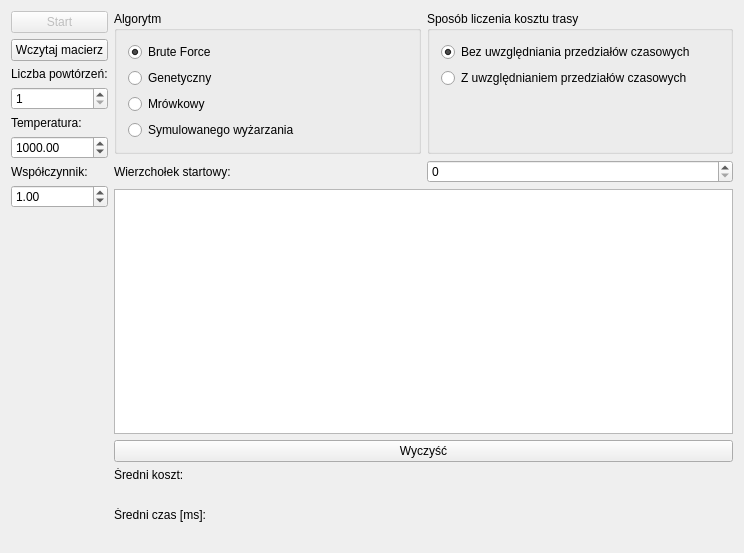
The window that dialog.ui (wgrzesiak147/Problem-Komiwoja-era---Algorytmy) describes before a commit, drawn with Qt 5.
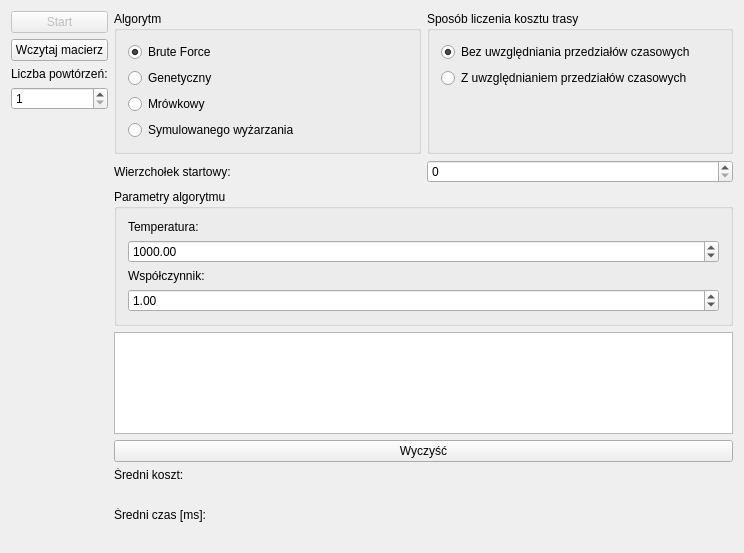
The same window after the commit.

Commit message: parametry w gui dla algorytmu sw

```diff
--- a/dialog.ui
+++ b/dialog.ui
@@ -56,37 +56,6 @@
        </property>
       </widget>
      </item>
-     <item>
-      <widget class="QLabel" name="txtTemperature">
-       <property name="text">
-        <string>Temperatura:</string>
-       </property>
-      </widget>
-     </item>
-     <item>
-      <widget class="QDoubleSpinBox" name="TemperatureSpinBox">
-       <property name="maximum">
-        <double>10000.000000000000000</double>
-       </property>
-       <property name="value">
-        <double>1000.000000000000000</double>
-       </property>
-      </widget>
-     </item>
-     <item>
-      <widget class="QLabel" name="txtAnnealingParameter">
-       <property name="text">
-        <string>Współczynnik:</string>
-       </property>
-      </widget>
-     </item>
-     <item>
-      <widget class="QDoubleSpinBox" name="AnnealingSpinBox">
-       <property name="value">
-        <double>1.000000000000000</double>
-       </property>
-      </widget>
-     </item>
      <item>
       <spacer name="verticalSpacer">
        <property name="orientation">
@@ -103,7 +72,7 @@
     </layout>
    </item>
    <item>
-    <layout class="QVBoxLayout" name="verticalLayout_6" stretch="0,0,1,0,0,0,0,0">
+    <layout class="QVBoxLayout" name="verticalLayout_6" stretch="0,0,0,1,0,0,0,0,0">
      <item>
       <layout class="QHBoxLayout" name="horizontalLayout">
        <property name="sizeConstraint">
@@ -224,6 +193,58 @@
        </item>
       </layout>
      </item>
+     <item>
+      <widget class="QGroupBox" name="groupBox_3">
+       <property name="sizePolicy">
+        <sizepolicy hsizetype="Preferred" vsizetype="Preferred">
+         <horstretch>0</horstretch>
+         <verstretch>0</verstretch>
+        </sizepolicy>
+       </property>
+       <property name="title">
+        <string>Parametry algorytmu</string>
+       </property>
+       <layout class="QVBoxLayout" name="verticalLayout_7">
+        <item>
+         <widget class="QLabel" name="txtTemperature">
+          <property name="sizePolicy">
+           <sizepolicy hsizetype="Preferred" vsizetype="Preferred">
+            <horstretch>0</horstretch>
+            <verstretch>0</verstretch>
+           </sizepolicy>
+          </property>
+          <property name="text">
+           <string>Temperatura:</string>
+          </property>
+         </widget>
+        </item>
+        <item>
+         <widget class="QDoubleSpinBox" name="TemperatureSpinBox">
+          <property name="maximum">
+           <double>10000.000000000000000</double>
+          </property>
+          <property name="value">
+           <double>1000.000000000000000</double>
+          </property>
+         </widget>
+        </item>
+        <item>
+         <widget class="QLabel" name="txtAnnealingParameter">
+          <property name="text">
+           <string>Współczynnik:</string>
+          </property>
+         </widget>
+        </item>
+        <item>
+         <widget class="QDoubleSpinBox" name="AnnealingSpinBox">
+          <property name="value">
+           <double>1.000000000000000</double>
+          </property>
+         </widget>
+        </item>
+       </layout>
+      </widget>
+     </item>
      <item>
       <widget class="QListWidget" name="listWidget">
        <property name="sizePolicy">
```
The commit also changes 2 other files.
